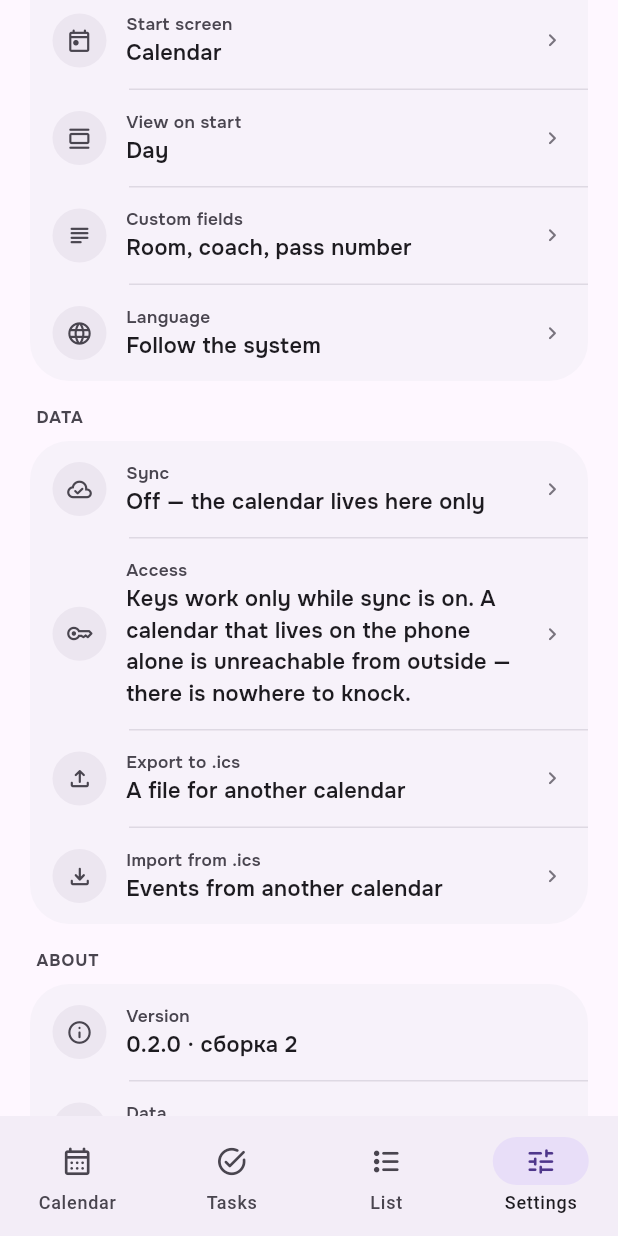
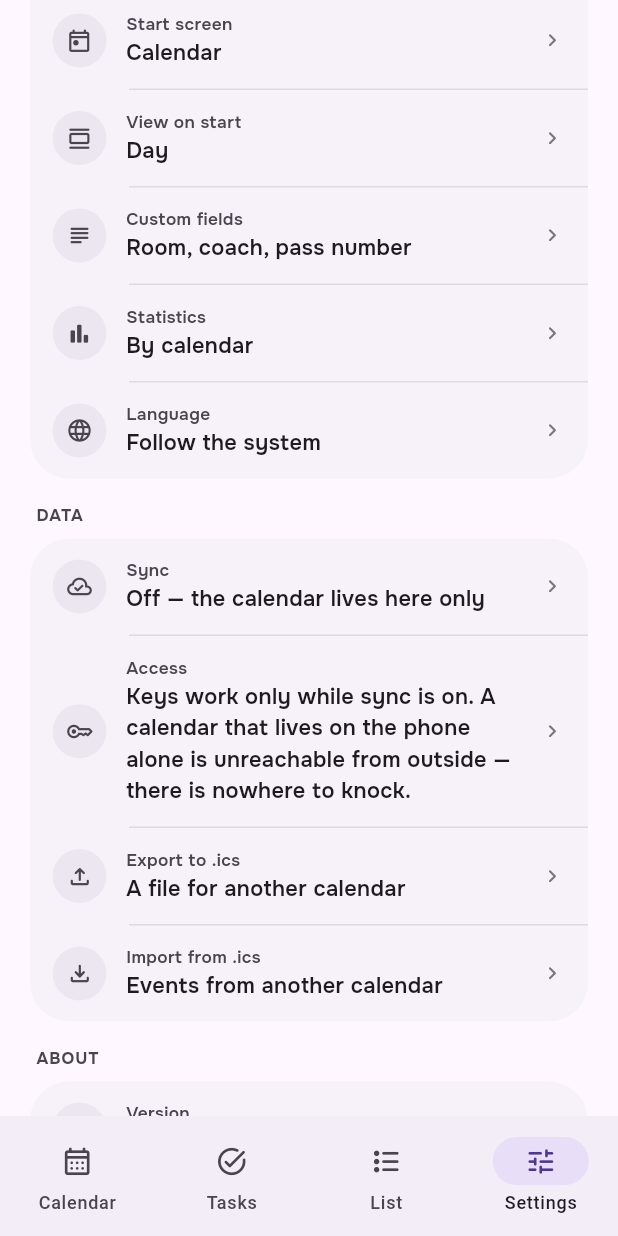
Before and after one commit to THET1ME-1/Veha, a Flutter app: the screen it shows after launch, item 4 of the bottom bar chosen, scrolled down 576 dp, on a phone screen of 412 x 824 dp. Run offline on Flutter 3.47's test engine with Material 3 defaults, Android fonts, the phone set to English and light mode, and no system bars; drawn by our look-alikes of dynamic_color; our stand-ins replace drift, file_picker, flutter_local_notifications, flutter_riverpod, flutter_timezone, geocoding and 7 more; missing offline and left inert: m3_dna, rrule, sqlite3; accounts and stored records are empty; generated files the repository leaves out were written again.

Commit message:
Статистика открывается из настроек, а не из шапки
Третья кнопка в шапке календаря ломала заголовок на две строки, и сетка часов
уезжала вниз — тест «скрытый календарь уносит события» это поймал.

Co-Authored-By: Claude Opus 5 (1M context) <noreply@anthropic.com>
Claude-Session: https://claude.ai/code/session_01RE9NQq4saH7fMUCLLh9sPS

```diff
--- a/lib/features/settings/settings_screen.dart
+++ b/lib/features/settings/settings_screen.dart
@@ -13,6 +13,7 @@ import '../access/access_screen.dart';
 import '../calendar/widgets/week_setup_sheet.dart';
 import '../common/blocks.dart';
 import '../fields/fields_screen.dart';
+import '../stats/stats_screen.dart';
 import '../calendar/widgets/view_switcher.dart';
 import 'appearance_card.dart';
 import 'ics_rows.dart';
@@ -96,6 +97,25 @@ class SettingsScreen extends ConsumerWidget {
                 size: 17, color: scheme.outline),
             onTap: () => Navigator.of(context).push(
               MaterialPageRoute(builder: (_) => const FieldGroupsScreen()),
+            ),
+          ),
+          const VSep(),
+          VRow(
+            icon: 'bar_chart',
+            label: L.of(context).statsTitle,
+            value: L.of(context).statsByCalendar,
+            trailing: Icon(VehaIcons.byName('chevron'),
+                size: 17, color: scheme.outline),
+            onTap: () => Navigator.of(context).push(
+              MaterialPageRoute(
+                builder: (_) => Scaffold(
+                  appBar: AppBar(
+                      toolbarHeight: 56,
+                      leading: vBack(context),
+                      leadingWidth: 60),
+                  body: const SafeArea(child: StatsScreen()),
+                ),
+              ),
             ),
           ),
           const VSep(),
```
Also changed, not shown: lib/features/calendar/calendar_screen.dart (+0 -12 lines), lib/features/calendar/widgets/month_header.dart (+0 -8 lines).
